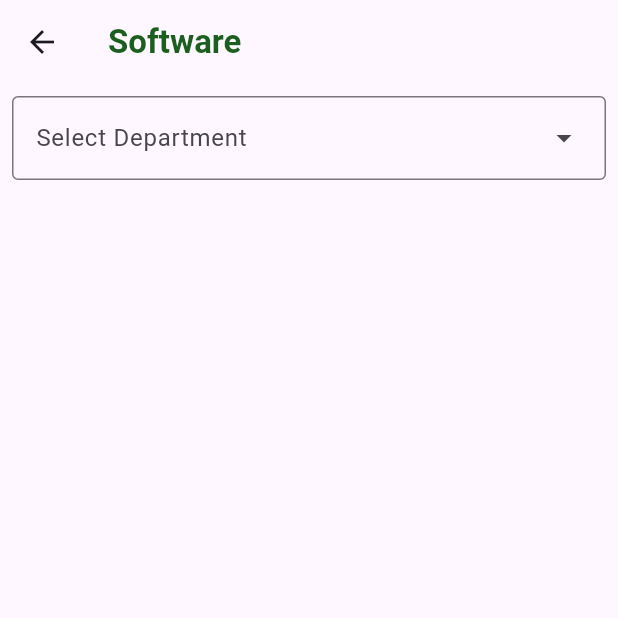
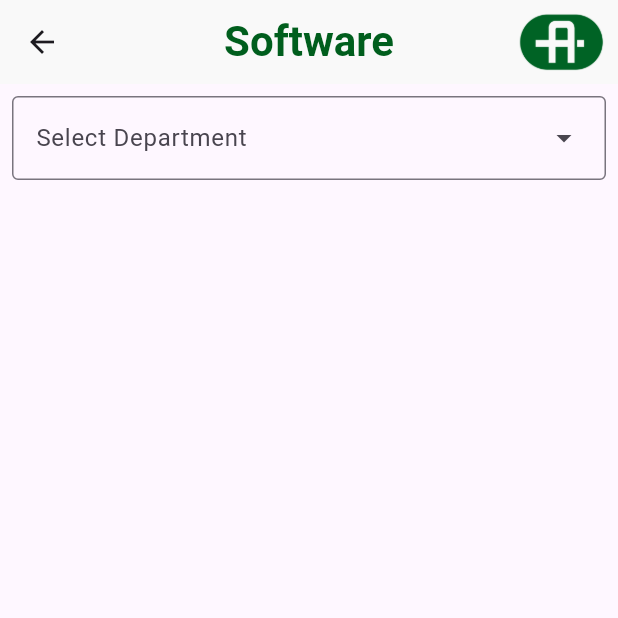
Before and after one commit to AndKlet/Autronica-Onboarding-clean, a Flutter app: the SoftwarePage screen opened by its route, on a phone screen of 412 x 824 dp, the top half of it. Run offline on Flutter 3.47's test engine with Material 3 defaults, Android fonts, the phone set to English and light mode, and no system bars; our stand-ins replace dotted_border.

Commit message:
feat: added app bar to software page

```diff
--- a/frontend/autron/lib/src/screens/software_screen.dart
+++ b/frontend/autron/lib/src/screens/software_screen.dart
@@ -1,6 +1,7 @@
 import 'package:flutter/material.dart';
 import 'package:autron/src/widgets/dropdown_searchbar.dart';
 import 'package:autron/src/widgets/software_box.dart';
+import 'package:autron/src/widgets/app_bar.dart';
 
 class SoftwarePage extends StatefulWidget {
   const SoftwarePage({super.key});
@@ -33,15 +34,7 @@ class _SoftwarePageState extends State<SoftwarePage> {
   @override
   Widget build(BuildContext context) {
     return Scaffold(
-      appBar: AppBar(
-        title: Text(
-          'Software',
-          style: TextStyle(
-            color: Colors.green[900],
-            fontWeight: FontWeight.bold,
-          ),
-        ),
-      ),
+      appBar: const CustomAppBar(title: 'Software'),
       body: Padding(
         padding: const EdgeInsets.all(8.0),
         child: Column(
```
